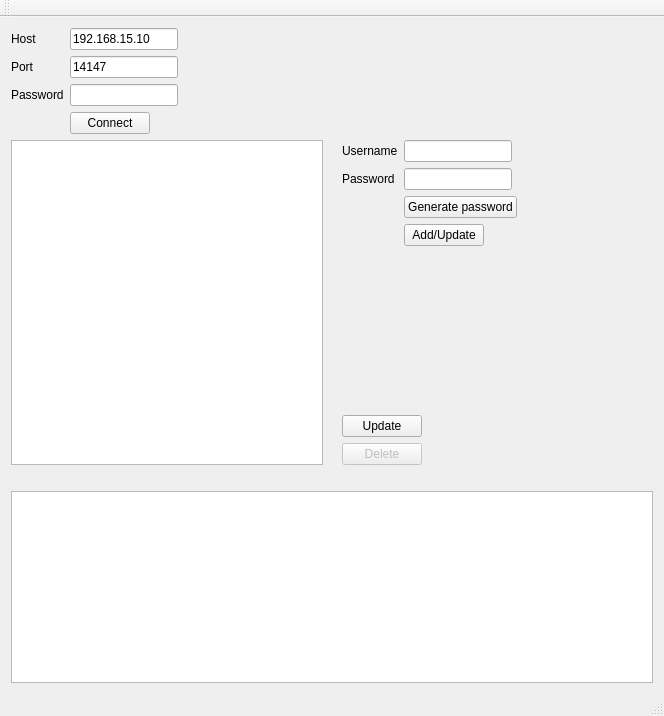
The window that mainwindow.ui (AndWass/FilezillaUserAdmin) describes before a commit, drawn with Qt 5.
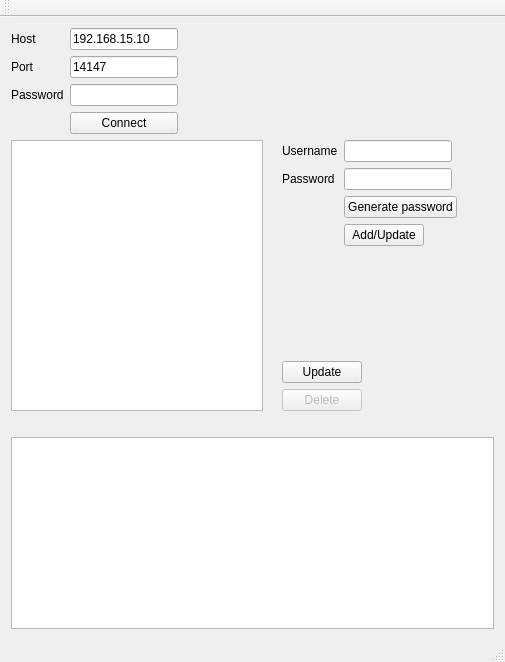
The same window after the commit.

Commit message: Added ability to assign a user to a group, switched some pointers over to QSharedPointer to not have to bother with memory stuff

Diff of the .ui file:
```diff
--- a/mainwindow.ui
+++ b/mainwindow.ui
@@ -6,8 +6,8 @@
    <rect>
     <x>0</x>
     <y>0</y>
-    <width>664</width>
-    <height>716</height>
+    <width>505</width>
+    <height>662</height>
    </rect>
   </property>
   <property name="sizePolicy">
@@ -24,12 +24,19 @@
     <item>
      <layout class="QVBoxLayout" name="verticalLayout_6">
       <item>
-       <layout class="QHBoxLayout" name="horizontalLayout_10">
+       <layout class="QHBoxLayout" name="horizontalLayout_10"/>
+      </item>
         <item>
-         <layout class="QFormLayout" name="formLayout">
-          <property name="fieldGrowthPolicy">
-           <enum>QFormLayout::AllNonFixedFieldsGrow</enum>
-          </property>
+       <layout class="QHBoxLayout" name="horizontalLayout_5">
+        <item>
+         <layout class="QGridLayout" name="gridLayout">
+          <item row="0" column="0">
+           <widget class="QLabel" name="label_3">
+            <property name="text">
+             <string>Host</string>
+            </property>
+           </widget>
+          </item>
           <item row="0" column="1">
            <widget class="QLineEdit" name="leHost">
             <property name="sizePolicy">
@@ -92,8 +99,12 @@
               </property>
              </widget>
             </item>
+           </layout>
+          </item>
+         </layout>
+        </item>
             <item>
-             <spacer name="horizontalSpacer_8">
+         <spacer name="horizontalSpacer">
               <property name="orientation">
                <enum>Qt::Horizontal</enum>
               </property>
@@ -104,17 +115,6 @@
                </size>
               </property>
              </spacer>
-            </item>
-           </layout>
-          </item>
-          <item row="0" column="0">
-           <widget class="QLabel" name="label_3">
-            <property name="text">
-             <string>Host</string>
-            </property>
-           </widget>
-          </item>
-         </layout>
         </item>
        </layout>
       </item>
@@ -358,7 +358,7 @@
     <rect>
      <x>0</x>
      <y>0</y>
-     <width>664</width>
+     <width>505</width>
      <height>21</height>
     </rect>
    </property>
@@ -385,6 +385,11 @@
     <string>Delete the selected user</string>
    </property>
   </action>
+  <action name="actionGroup_membership">
+   <property name="text">
+    <string>Group membership</string>
+   </property>
+  </action>
  </widget>
  <layoutdefault spacing="6" margin="11"/>
  <tabstops>
```
Lines whose indentation alone changed are shown as unchanged. The commit also changes 2 other files.
